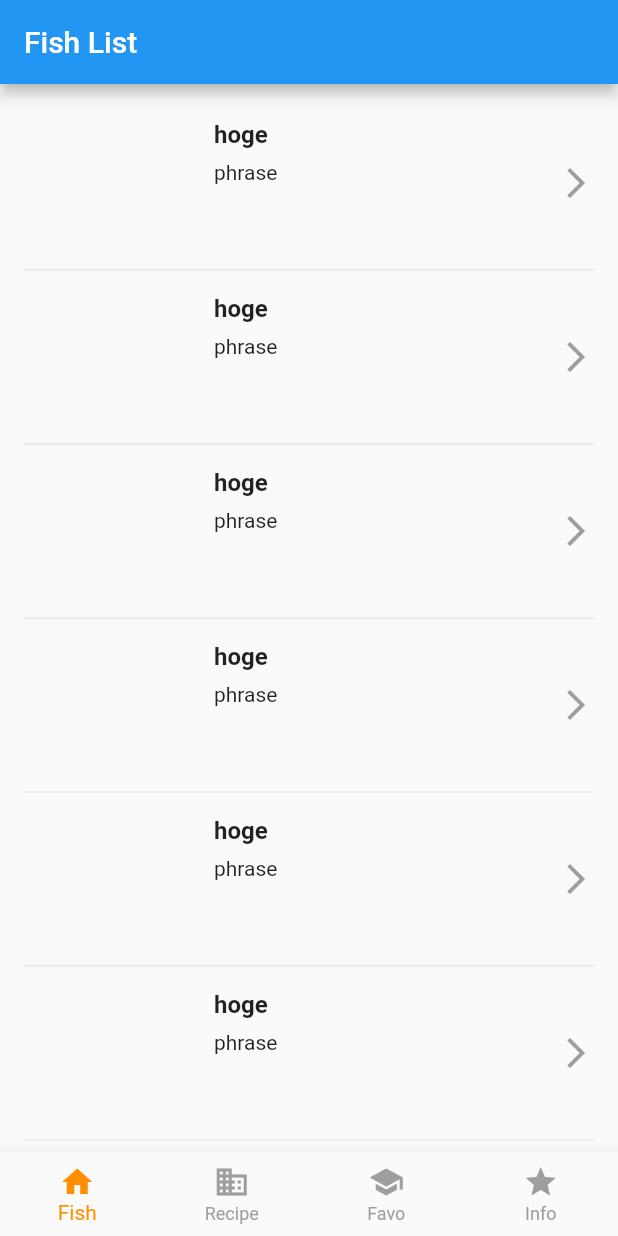
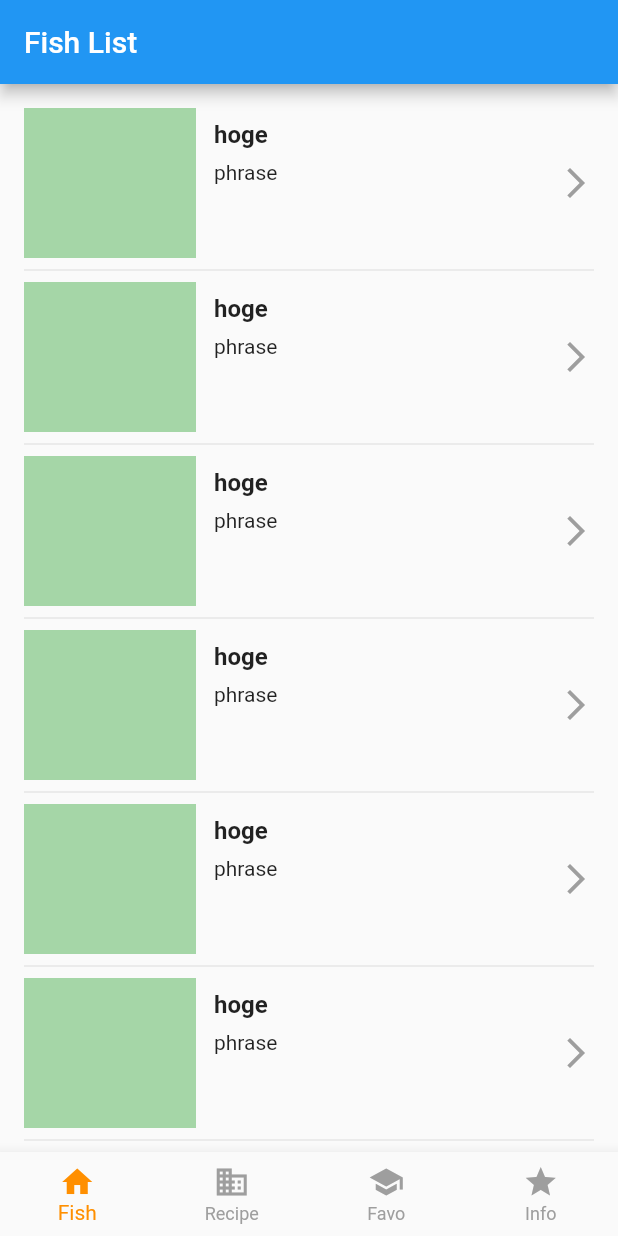
Before and after one commit to kalupas226/osakana, a Flutter app: the screen it shows after launch, on a phone screen of 412 x 824 dp. Run offline on Flutter 3.47's test engine with Material 2 defaults, Android fonts, the phone set to English and light mode, and no system bars.

```diff
--- a/lib/src/components/cell_image.dart
+++ b/lib/src/components/cell_image.dart
@@ -7,8 +7,9 @@ class CellImage extends StatelessWidget {
   Widget build(BuildContext context) {
     return Container(
       margin: const EdgeInsets.only(right: 12),
-      height: 100,
+      height: 400,
       width: 100,
+      color: Colors.green[200],
     );
   }
 }
--- a/lib/src/components/fish_cell.dart
+++ b/lib/src/components/fish_cell.dart
@@ -2,7 +2,16 @@ import 'package:flutter/material.dart';
 import '../components/cell_image.dart';
 
 class FishCell extends StatelessWidget {
-  const FishCell();
+  const FishCell({
+    Key key,
+    @required this.fishName,
+    @required this.fishPhrase,
+  })  : assert(fishName != null),
+        assert(fishPhrase != null),
+        super(key: key);
+
+  final String fishName;
+  final String fishPhrase;
 
   @override
   Widget build(BuildContext context) {
@@ -17,7 +26,7 @@ class FishCell extends StatelessWidget {
           ),
           Expanded(
             flex: 3,
-            child: fishInfo('hoge', 'phrase'),
+            child: fishInfo(),
           ),
           Expanded(
             flex: 1,
@@ -34,14 +43,14 @@ class FishCell extends StatelessWidget {
     );
   }
 
-  Widget fishInfo(String name, String phrase) {
+  Widget fishInfo() {
     return Column(
       crossAxisAlignment: CrossAxisAlignment.start,
       children: <Widget>[
         Container(
           padding: const EdgeInsets.only(top: 8),
           child: Text(
-            name,
+            fishName,
             style: TextStyle(
               fontSize: 16,
               fontWeight: FontWeight.bold,
@@ -51,7 +60,7 @@ class FishCell extends StatelessWidget {
         Container(
           margin: const EdgeInsets.only(top: 8),
           child: Text(
-            phrase,
+            fishPhrase,
           ),
         ),
       ],
--- a/lib/src/screens/fish_list.dart
+++ b/lib/src/screens/fish_list.dart
@@ -16,7 +16,10 @@ class FishList extends StatelessWidget {
           if (i.isOdd) {
             return const Divider();
           } else {
-            return const FishCell();
+            return const FishCell(
+              fishName: 'hoge',
+              fishPhrase: 'phrase',
+            );
           }
         },
       ),
```
